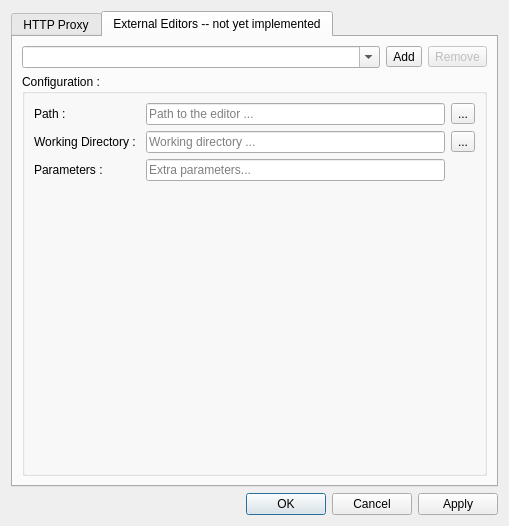
The window that RequestFlowApp/RequestFlow/ui/AppSettingDialog.ui (fatehmtd/RequestFlow) describes before a commit, drawn with Qt 5.
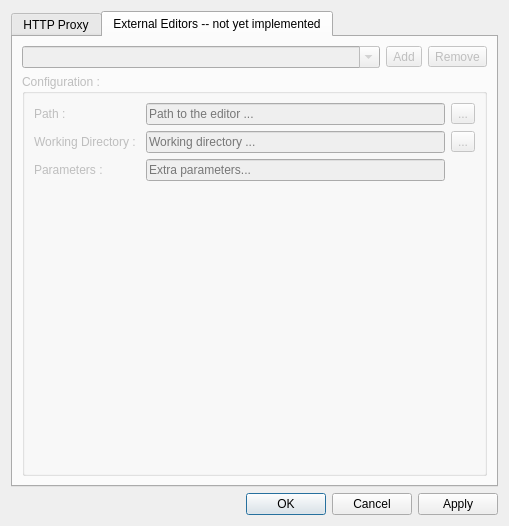
The same window after the commit. The open tabs and pages were chosen to show the change.

Patch:
```diff
--- a/RequestFlowApp/RequestFlow/ui/AppSettingDialog.ui
+++ b/RequestFlowApp/RequestFlow/ui/AppSettingDialog.ui
@@ -22,6 +22,9 @@
   <layout class="QGridLayout" name="gridLayout_3">
    <item row="0" column="0">
     <widget class="QTabWidget" name="tabWidget">
+     <property name="enabled">
+      <bool>true</bool>
+     </property>
      <property name="sizePolicy">
       <sizepolicy hsizetype="Preferred" vsizetype="Preferred">
        <horstretch>0</horstretch>
@@ -276,6 +279,9 @@
       </layout>
      </widget>
      <widget class="QWidget" name="tab_2">
+      <property name="enabled">
+       <bool>false</bool>
+      </property>
       <attribute name="title">
        <string>External Editors -- not yet implemented</string>
       </attribute>
```
